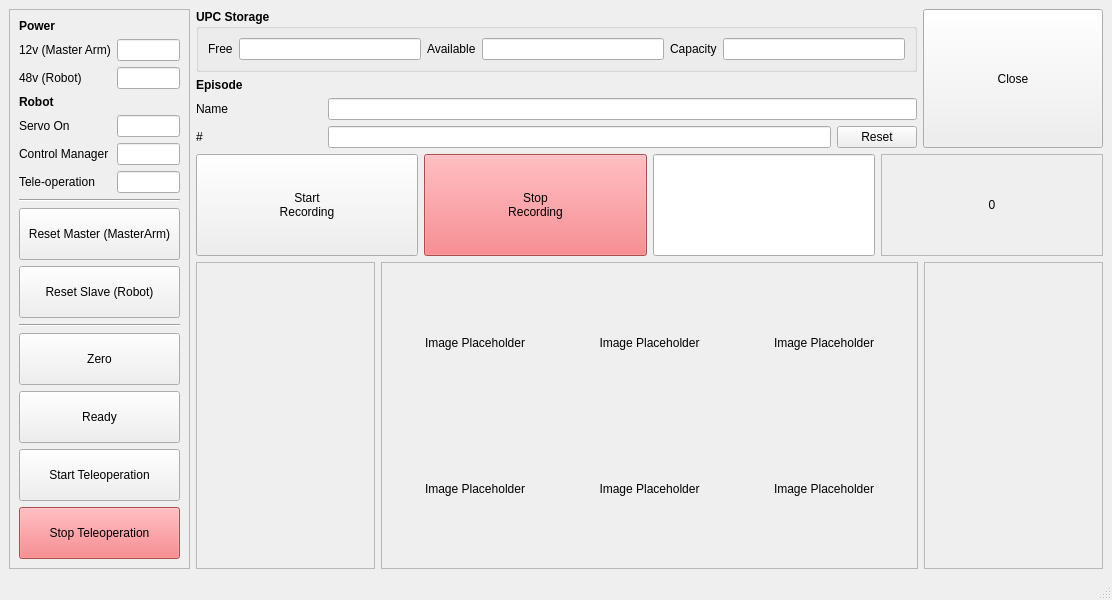
RainbowRobotics/rby1a, file examples/99_data_collector/client/ui_form.ui: the form before one commit.
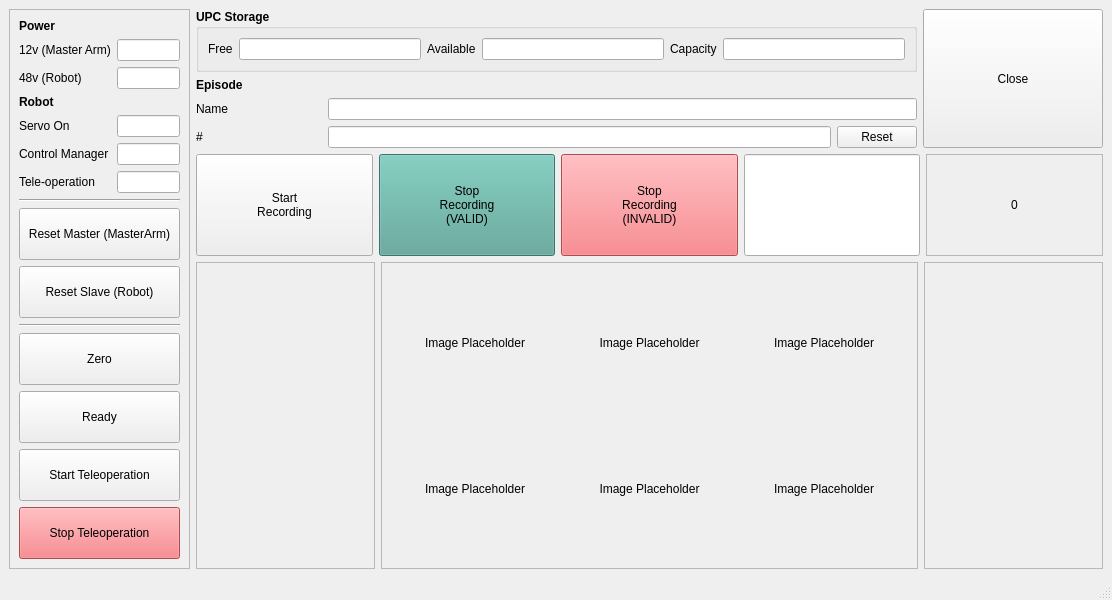
The form after the commit.

The edit to the form file:
```diff
--- a/examples/99_data_collector/client/ui_form.ui
+++ b/examples/99_data_collector/client/ui_form.ui
@@ -400,7 +400,7 @@
        </layout>
       </item>
       <item>
-       <layout class="QHBoxLayout" name="horizontalLayout_4" stretch="1,1,1,1">
+       <layout class="QHBoxLayout" name="horizontalLayout_4" stretch="1,1,1,1,1">
         <item>
          <widget class="QPushButton" name="PB_StartRecording">
           <property name="sizePolicy">
@@ -416,7 +416,25 @@
          </widget>
         </item>
         <item>
-         <widget class="QPushButton" name="PB_StopRecording">
+         <widget class="QPushButton" name="PB_StopRecordingValid">
+          <property name="sizePolicy">
+           <sizepolicy hsizetype="Minimum" vsizetype="Preferred">
+            <horstretch>0</horstretch>
+            <verstretch>0</verstretch>
+           </sizepolicy>
+          </property>
+          <property name="styleSheet">
+           <string notr="true">QPushButton {background-color: #55a194}</string>
+          </property>
+          <property name="text">
+           <string>Stop
+Recording
+(VALID)</string>
+          </property>
+         </widget>
+        </item>
+        <item>
+         <widget class="QPushButton" name="PB_StopRecordingInvalid">
           <property name="sizePolicy">
            <sizepolicy hsizetype="Minimum" vsizetype="Preferred">
             <horstretch>0</horstretch>
@@ -428,7 +446,8 @@
           </property>
           <property name="text">
            <string>Stop
-Recording</string>
+Recording
+(INVALID)</string>
           </property>
          </widget>
         </item>
```
Left out of the diff: 2 changed lines with no effect on the pictures.
